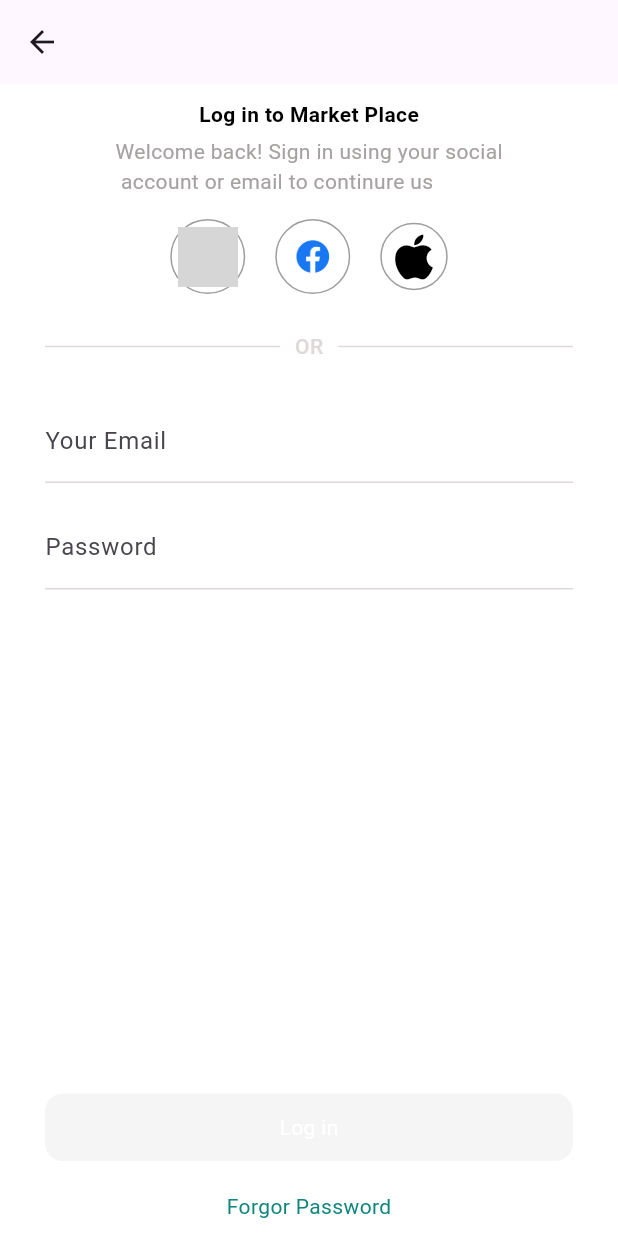
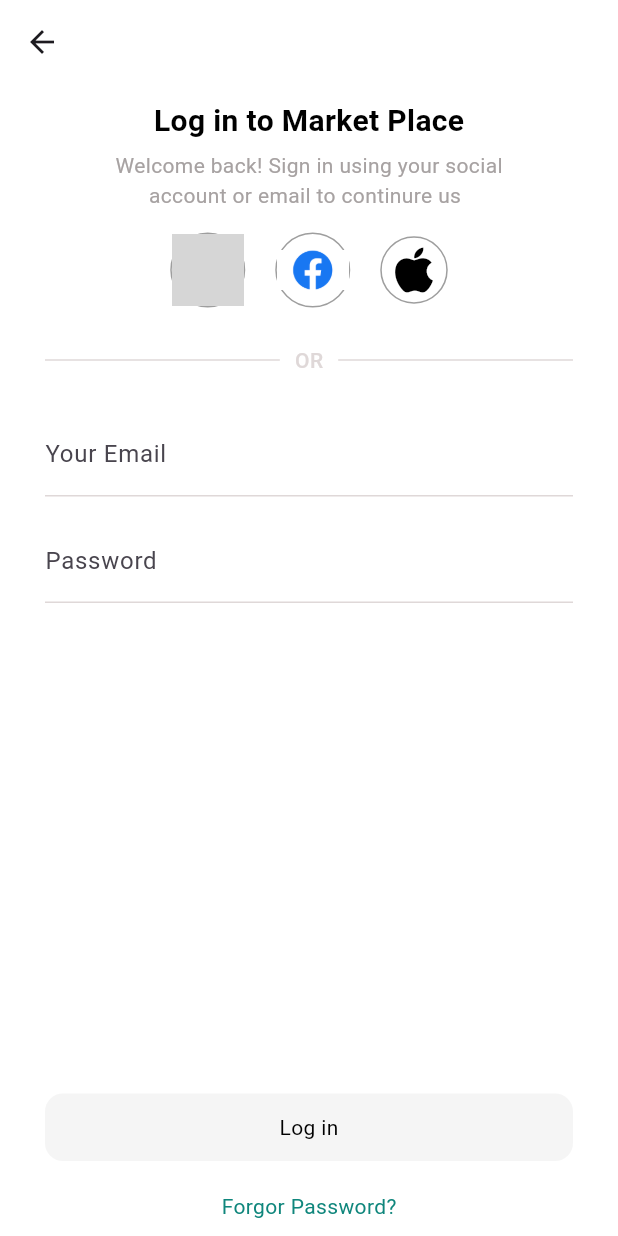
Before and after one commit to rajpootsaba/fonify, a Flutter app: the screen it shows after launch, on a phone screen of 412 x 824 dp. Run offline on Flutter 3.47's test engine with Material 3 defaults, Android fonts, the phone set to English and light mode, and no system bars; our stand-ins replace curved_labeled_navigation_bar, flutter_rating_bar, get; missing offline and left inert: carousel_slider_plus; grey boxes are pictures that could not be loaded.

Commit message:
Login Page

```diff
--- a/lib/Core/Widgets/social_login_buttons.dart
+++ b/lib/Core/Widgets/social_login_buttons.dart
@@ -65,8 +65,8 @@ class _SocialLoginButtonsState extends State<SocialLoginButtons> {
         child: Center(
           child: Image.asset(
             imagePath,
-            height: 40,
-            width: 40,
+            height: 60,
+            width: 60,
             fit: BoxFit.contain,
           ),
         ),
--- a/lib/View/login_page.dart
+++ b/lib/View/login_page.dart
@@ -19,6 +19,7 @@ class _LoginPageState extends State<LoginPage> {
   Widget build(BuildContext context) {
     return Scaffold(
       appBar: AppBar(
+        backgroundColor: AppColors.loginBackground,
         automaticallyImplyLeading: true,
         leading: Icon(Icons.arrow_back),
       ),
@@ -28,11 +29,12 @@ class _LoginPageState extends State<LoginPage> {
         child: Padding(padding: EdgeInsets.symmetric(vertical: 10, ),
         child: Center(
           child: Column(
+
             // mainAxisAlignment: MainAxisAlignment.center,
             children: [
-              Row(mainAxisAlignment: MainAxisAlignment.center,children: [Text("Log in to Market Place", style: TextStyle(fontWeight: FontWeight.bold, color: AppColors.textLogin),)],),
+              Row(mainAxisAlignment: MainAxisAlignment.center,children: [Text("Log in to Market Place", style: TextStyle(fontWeight: FontWeight.bold, color: AppColors.textLogin, fontSize: 20),)],),
               SizedBox(height: 5,),
-              Row(mainAxisAlignment: MainAxisAlignment.center,children: [Text('Welcome back! Sign in using your social\n account or email to continure us', style: TextStyle(color: AppColors.textWelcom),)],),
+              Row(mainAxisAlignment: MainAxisAlignment.center,children: [Text('Welcome back! Sign in using your social\n      account or email to continure us', style: TextStyle(color: AppColors.textWelcom, fontSize: 14),)],),
               SizedBox(height: 15,),
               SocialLoginButtons(
                 onFacebookTap: controller.loginWithFacebook,
@@ -103,6 +105,8 @@ class _LoginPageState extends State<LoginPage> {
                 child: TextFormField(
                   controller: controller.passwordController,
                   keyboardType: TextInputType.visiblePassword,
+                  obscureText: true,
+
                   decoration: InputDecoration(
                     labelText: 'Password',
                     border: UnderlineInputBorder(borderSide: BorderSide(color: Color.fromARGB(255, 223, 216, 216))),
@@ -118,7 +122,10 @@ class _LoginPageState extends State<LoginPage> {
                     return null;
                    },
                    onChanged: (_){
-                    setState((){ isFormValid = _formKey.currentState!.validate();});
+                    if(mounted){
+                        setState((){ isFormValid = _formKey.currentState!.validate();});
+                    }
+
                    },
 
                 ),
@@ -135,12 +142,12 @@ class _LoginPageState extends State<LoginPage> {
                   ? const Color.fromARGB(255, 15, 134, 124)
                   : Colors.grey.shade100,
                   borderRadius: BorderRadius.circular(12),),
-                  child: Text("Log in", style: TextStyle(color: Colors.white),),)),
+                  child: Text("Log in", style: TextStyle(color: isFormValid ? Colors.white : Colors.black),),)),
               ),
               SizedBox(height: 5,),
                Row(
                 mainAxisAlignment: MainAxisAlignment.center,
-                  children: [Center(child: Text('Forgor Password', style: TextStyle(color: const Color.fromARGB(255, 15, 134, 124) ),))],
+                  children: [Center(child: Text('Forgor Password?', style: TextStyle(color: const Color.fromARGB(255, 15, 134, 124) ),))],
                 ),
 
 
```
